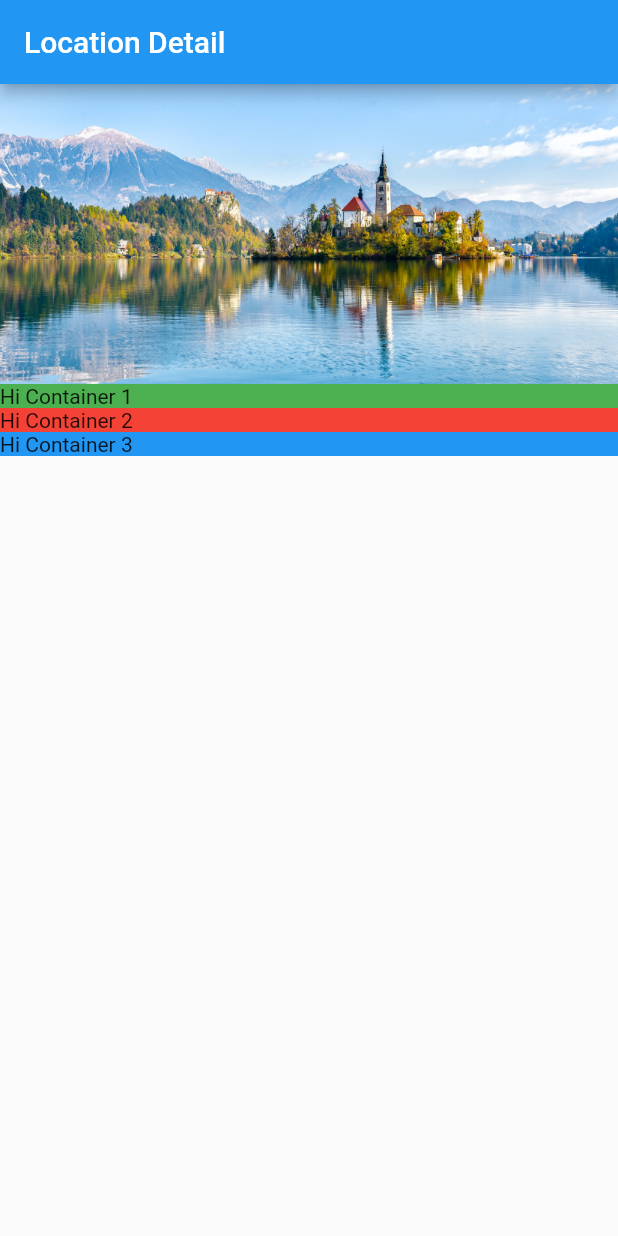
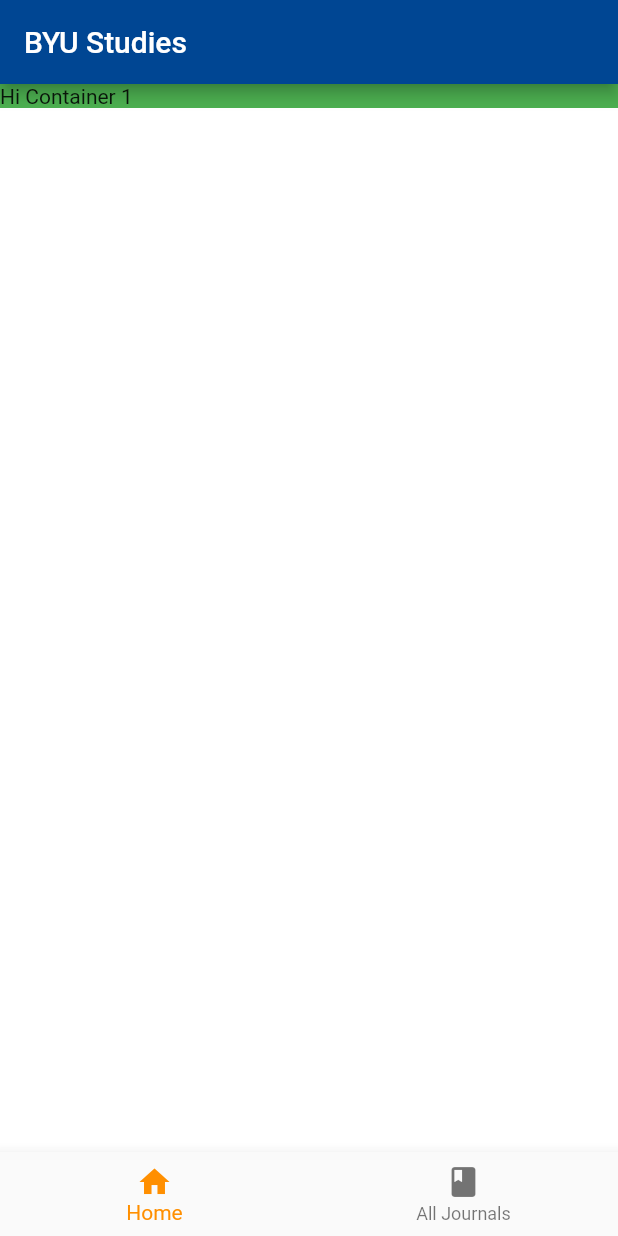
Before and after one commit to JakobKlobcic/Pantry, a Flutter app: the screen it shows after launch, on a phone screen of 412 x 824 dp. Run offline on Flutter 3.47's test engine with Material 2 defaults, Android fonts, the phone set to English and light mode, and no system bars; Roboto replaces fonts that are missing (Montserrat).

```diff
--- a/lib/App.dart
+++ b/lib/App.dart
@@ -1,11 +1,15 @@
 import 'package:flutter/material.dart';
 import 'screens/Home.dart';
+import 'style.dart';
+import 'shell.dart';
+import 'theme/byu_theme.dart';
 
 class App extends StatelessWidget {
   @override
   Widget build(BuildContext context) {
     return MaterialApp(
-      home: Home(),
+      home: Shell(),
+      theme: BYUTheme.byuTheme,
     );
   }
 }
--- a/lib/Screens/Home.dart
+++ /dev/null
@@ -1,47 +0,0 @@
-import 'package:flutter/material.dart';
-
-
-class Home extends StatelessWidget {
-  @override
-  Widget build(BuildContext context) {
-    return Scaffold(
-      appBar: AppBar(
-        title: Text('Location Detail'),
-      ),
-      body: Column(
-        mainAxisAlignment: MainAxisAlignment.start,
-        crossAxisAlignment: CrossAxisAlignment.stretch,
-        children:[
-          Container(
-              constraints: BoxConstraints.expand(height: 200.0),
-              decoration: BoxDecoration(color: Colors.grey),
-              child: Image.asset(
-                "assets/images/lake_bled.jpeg",
-                fit: BoxFit.cover,
-              )
-          ),
-          Container(
-            decoration: BoxDecoration(
-              color:Colors.green,
-            ),
-            child: Text('Hi Container 1'),
-          ),
-
-          Container(
-            decoration: BoxDecoration(
-              color:Colors.red,
-            ),
-            child: Text('Hi Container 2'),
-          ),
-
-          Container(
-            decoration: BoxDecoration(
-              color:Colors.blue,
-            ),
-            child: Text('Hi Container 3'),
-          )
-        ]
-      )
-    );
-  }
-}
--- /dev/null
+++ b/lib/screens/Home.dart
@@ -0,0 +1,22 @@
+import 'package:flutter/material.dart';
+
+
+class Home extends StatelessWidget {
+  @override
+  Widget build(BuildContext context) {
+    return Scaffold(
+      body: Column(
+        mainAxisAlignment: MainAxisAlignment.start,
+        crossAxisAlignment: CrossAxisAlignment.stretch,
+        children:[
+          Container(
+            decoration: BoxDecoration(
+              color:Colors.green,
+            ),
+            child: Text('Hi Container 1'),
+          ),
+        ]
+      )
+    );
+  }
+}
--- /dev/null
+++ b/lib/shell.dart
@@ -0,0 +1,40 @@
+import 'package:flutter/material.dart';
+import 'screens/Home.dart';
+
+class Shell extends StatelessWidget {
+  static const TextStyle optionStyle = TextStyle(fontSize: 30, fontWeight: FontWeight.bold);
+  int _selectedIndex = 0;
+
+  void _onItemTapped(int index) {
+    if(index == 0){
+      _selectedIndex = index;
+      print('Home');
+    }else if(index == 1){
+      _selectedIndex = index;
+      print('All Journals');
+    }
+  }
+
+  @override
+  Widget build(BuildContext context) {
+    return Scaffold(
+        appBar: AppBar(title:Text('BYU Studies')),
+        body: Home(),
+        bottomNavigationBar: BottomNavigationBar(
+          items: const <BottomNavigationBarItem>[
+            BottomNavigationBarItem(
+              icon: Icon(Icons.home),
+              label: 'Home',
+            ),
+            BottomNavigationBarItem(
+              icon: Icon(Icons.book),
+              label: 'All Journals',
+            ),
+          ],
+        currentIndex: _selectedIndex,
+        selectedItemColor: Colors.amber[800],
+        onTap: _onItemTapped,
+      ),
+    );
+  }
+}
--- /dev/null
+++ b/lib/theme/byu_theme.dart
@@ -0,0 +1,18 @@
+import 'package:flutter/material.dart';
+
+
+class BYUTheme {
+  static ThemeData get byuTheme { //1
+    return ThemeData( //2
+      //add app bar and menu
+        primaryColor: Color(0xFF004693),
+        scaffoldBackgroundColor: Colors.white,
+        fontFamily: 'Montserrat', //3
+        buttonTheme: ButtonThemeData( // 4
+          shape: RoundedRectangleBorder(borderRadius: BorderRadius.circular(18.0)),
+          buttonColor: Color(0xFF004693),
+          textTheme: ButtonTextTheme.primary,
+        )
+    );
+  }
+}
```
Also changed, not shown: lib/style.dart (added, +28 -0 lines), assets/images/lake_bled.jpeg (deleted).
